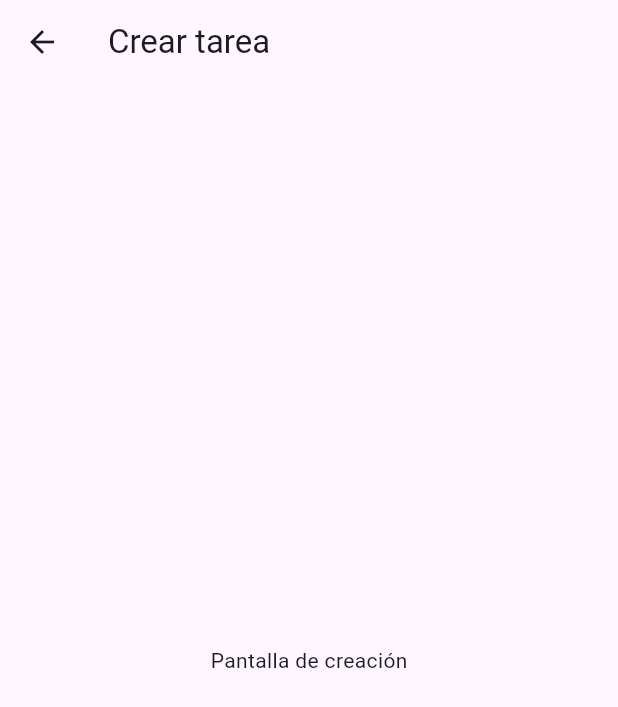
After one commit to DavidMarvel-2409/myhomework, a Flutter app: the CreateScreen screen opened directly, on a phone screen of 412 x 824 dp. The commit adds this screen. Shown: the top 707 px of the screen. Run offline on Flutter 3.47's test engine with Material 3 defaults, Android fonts, the phone set to English and light mode, and no system bars.

Commit message:
Configuracion inical de la estructura del proyecto, enrutamiento, creacion de pantallas base (inicio, crear y detalles) y modelo de tareas

```diff
--- /dev/null
+++ b/lib/app.dart
@@ -0,0 +1,13 @@
+import 'package:flutter/material.dart';
+import 'routes/app_routes.dart';
+
+class MyApp extends StatelessWidget {
+  @override
+  Widget build(BuildContext context) {
+    return MaterialApp(
+      title: 'MyHomework',
+      initialRoute: '/',
+      routes: AppRoutes.routes,
+    );
+  }
+}
--- a/lib/main.dart
+++ b/lib/main.dart
@@ -1,4 +1,5 @@
 import 'package:flutter/material.dart';
+import 'app.dart';
 
 void main() {
   runApp(const MyApp());
--- /dev/null
+++ b/lib/routes/app_routes.dart
@@ -0,0 +1,12 @@
+import 'package:flutter/material.dart';
+import '../screens/home_screen.dart';
+import '../screens/create_screen.dart';
+import '../screens/detail_screen.dart';
+
+class AppRoutes {
+  static Map<String, WidgetBuilder> get routes => {
+    '/': (context) => HomeScreen(),
+    '/create': (context) => CreateScreen(),
+    '/detail': (context) => DetailScreen(),
+  };
+}
--- /dev/null
+++ b/lib/screens/create_screen.dart
@@ -0,0 +1,11 @@
+import 'package:flutter/material.dart';
+
+class CreateScreen extends StatelessWidget {
+  @override
+  Widget build(BuildContext context) {
+    return Scaffold(
+      appBar: AppBar(title: Text("Crear tarea")),
+      body: Center(child: Text("Pantalla de creación")),
+    );
+  }
+}
--- a/pubspec.yaml
+++ b/pubspec.yaml
@@ -87,3 +87,6 @@ flutter:
   #
   # For details regarding fonts from package dependencies,
   # see https://flutter.dev/to/font-from-package
+  assets:
+  - assets/images/
+  - assets/icons/
```
Also changed, not shown: lib/models/homework.dart (added, +13 -0 lines), lib/screens/detail_screen.dart (added, +11 -0 lines), lib/screens/home_screen.dart (added, +11 -0 lines), lib/widgets/homework_card.dart (added).
